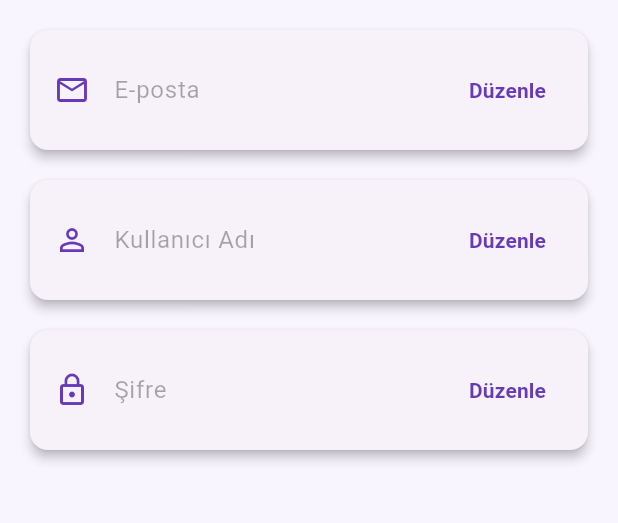
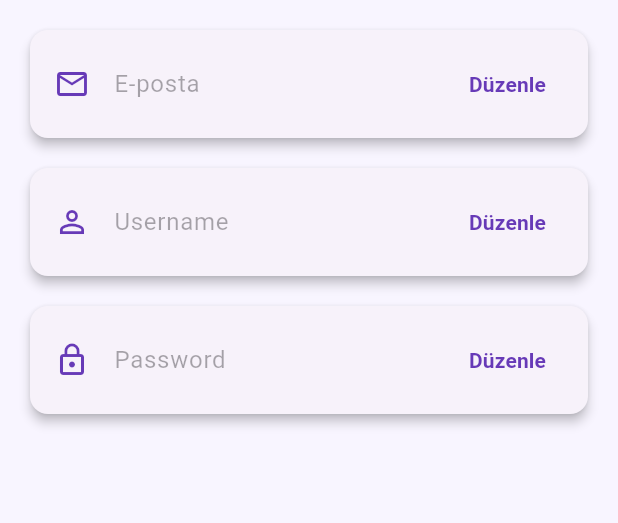
Before and after one commit to aguCompbbky/VerifiedMarket, a Flutter app: the ProfileSettingsPageWidget screen opened directly, on a phone screen of 412 x 824 dp, the part 84-607 px from its top. Run offline on Flutter 3.47's test engine with Material 3 defaults, Android fonts, the phone set to English and light mode, and no system bars; our stand-ins replace firebase_core, shared_preferences; accounts and stored records are empty; network calls fail.

Commit message:
profile_settings_page ve connection sayfaları kullanıcı bilgilerini gösterme ve değiştirme

```diff
--- a/lib/profile_settings_page.dart
+++ b/lib/profile_settings_page.dart
@@ -3,7 +3,8 @@ import '../utils/services/connection.dart';
 
 class ProfileSettingsPageWidget extends StatefulWidget {
   @override
-  State<ProfileSettingsPageWidget> createState() => _ProfileSettingsPageWidgetState();
+  State<ProfileSettingsPageWidget> createState() =>
+      _ProfileSettingsPageWidgetState();
 }
 
 class _ProfileSettingsPageWidgetState extends State<ProfileSettingsPageWidget> {
@@ -29,7 +30,10 @@ class _ProfileSettingsPageWidgetState extends State<ProfileSettingsPageWidget> {
       setState(() {
         emailC.text = user['email'];
         usernameC.text = user['username'];
-        passwordC.text = ""; // güvenlik için boş başlatılır
+        passwordC.text = "";
+        // Global değişkenleri de güncelle
+        Connection.loggedInEmail = emailC.text;
+        Connection.loggedInUsername = usernameC.text;
       });
     } catch (e) {
       print("Kullanıcı bilgisi yüklenemedi: $e");
@@ -52,26 +56,40 @@ class _ProfileSettingsPageWidgetState extends State<ProfileSettingsPageWidget> {
         return;
     }
 
-    final success = await Connection.updateUserField(loggedInEmail, field, value);
+    final success = await Connection.updateUserField(
+      loggedInEmail,
+      field,
+      value,
+    );
     if (success) {
-      ScaffoldMessenger.of(context).showSnackBar(
-        SnackBar(content: Text('$field başarıyla güncellendi.')),
-      );
+      ScaffoldMessenger.of(
+        context,
+      ).showSnackBar(SnackBar(content: Text('$field başarıyla güncellendi.')));
       setState(() {
-        if (field == "email") isEditingEmail = false;
-        if (field == "username") isEditingUsername = false;
+        if (field == "email") {
+          isEditingEmail = false;
+          loggedInEmail = emailC.text; // LOKAL değişken güncelleniyor
+          Connection.loggedInEmail =
+              emailC.text; // GLOBAL değişkeni de GÜNCELLE!
+        }
+        if (field == "username") {
+          isEditingUsername = false;
+          Connection.loggedInUsername = usernameC.text;
+        }
+
         if (field == "password") isEditingPassword = false;
       });
     } else {
-      ScaffoldMessenger.of(context).showSnackBar(
-        SnackBar(content: Text('$field güncellenemedi.')),
-      );
+      ScaffoldMessenger.of(
+        context,
+      ).showSnackBar(SnackBar(content: Text('$field güncellenemedi.')));
     }
   }
 
   Widget _buildEditableField({
     required String label,
     required TextEditingController controller,
+    required String hintText,
     required bool isEditing,
     required VoidCallback onEdit,
     required VoidCallback onSave,
@@ -83,15 +101,16 @@ class _ProfileSettingsPageWidgetState extends State<ProfileSettingsPageWidget> {
           child: TextField(
             controller: controller,
             obscureText: obscureText,
-            decoration: InputDecoration(labelText: label),
             enabled: isEditing,
+            decoration: InputDecoration(border: InputBorder.none),
           ),
         ),
+
         SizedBox(width: 8),
         ElevatedButton(
           onPressed: isEditing ? onSave : onEdit,
           child: Text(isEditing ? "Değiştir" : "Düzenle"),
-        )
+        ),
       ],
     );
   }
@@ -114,8 +133,9 @@ Widget build(BuildContext context) {
           children: [
             _buildProfileTile(
               icon: Icons.email_outlined,
-            label: "E-posta",
+              label: loggedInEmail,
               controller: emailC,
+              hintText: "E-posta",
               isEditing: isEditingEmail,
               onEdit: () => setState(() => isEditingEmail = true),
               onSave: () => _updateField("email"),
@@ -123,17 +143,20 @@ Widget build(BuildContext context) {
             SizedBox(height: 12),
             _buildProfileTile(
               icon: Icons.person_outline,
-            label: "Kullanıcı Adı",
+              label: usernameC.text,
               controller: usernameC,
+              hintText: "Username",
               isEditing: isEditingUsername,
               onEdit: () => setState(() => isEditingUsername = true),
               onSave: () => _updateField("username"),
+              obscureText: false,
             ),
             SizedBox(height: 12),
             _buildProfileTile(
               icon: Icons.lock_outline,
               label: "Şifre",
               controller: passwordC,
+              hintText: 'Password',
               isEditing: isEditingPassword,
               onEdit: () => setState(() => isEditingPassword = true),
               onSave: () => _updateField("password"),
@@ -145,10 +168,10 @@ Widget build(BuildContext context) {
     );
   }
 
-
   Widget _buildProfileTile({
     required IconData icon,
     required String label,
+    required String hintText,
     required TextEditingController controller,
     required bool isEditing,
     required VoidCallback onEdit,
@@ -170,7 +193,7 @@ Widget _buildProfileTile({
                 obscureText: obscureText,
                 enabled: isEditing,
                 decoration: InputDecoration(
-                labelText: label,
+                  hintText: hintText,
                   border: InputBorder.none,
                 ),
               ),
@@ -190,7 +213,4 @@ Widget _buildProfileTile({
       ),
     );
   }
-
-
-
 }
--- a/lib/utils/services/connection.dart
+++ b/lib/utils/services/connection.dart
@@ -4,20 +4,24 @@ import 'package:http/http.dart' as http;
 import 'package:shared_preferences/shared_preferences.dart';
 
 class Connection {
-  static const String baseUrl ="http://agumobile.site" ;           //"http://10.0.2.2/api"; // XAMPP için
+  static const String baseUrl =
+      "http://agumobile.site"; //"http://10.0.2.2/api"; // XAMPP için
 
   static String loggedInEmail = "";
+  static String loggedInUsername = ""; // Global olarak erişilebilir hale getir
 
-
-
-  static Future<String> register(String email, String password, String username) async {
+  static Future<String> register(
+    String email,
+    String password,
+    String username,
+  ) async {
     final response = await http.post(
       Uri.parse("$baseUrl/register.php"),
       headers: {'Content-Type': 'application/json'},
       body: jsonEncode({
         "email": email,
         "password": password,
-        "username":username,
+        "username": username,
       }),
     );
     print("YANIT: ${response.body}");
@@ -37,10 +41,6 @@ class Connection {
     return data['message'];
   }
 
-
-
-
-
   static Future<Map<String, dynamic>> getUser() async {
     final response = await http.post(
       Uri.parse("$baseUrl/get_user.php"),
@@ -49,18 +49,23 @@ class Connection {
     );
 
     final data = jsonDecode(response.body);
-    return data; // email, username, password gibi alanlar olacak
+
+    if (data['success'] == true && data['user'] != null) {
+      return data['user']; // 👈 sadece user objesini döndür
+    } else {
+      throw Exception(data['message'] ?? "Kullanıcı bilgisi alınamadı.");
+    }
   }
 
-static Future<bool> updateUserField(String email, String field, String value) async {
+  static Future<bool> updateUserField(
+    String email,
+    String field,
+    String value,
+  ) async {
     final response = await http.post(
       Uri.parse("$baseUrl/update_user.php"),
       headers: {'Content-Type': 'application/json'},
-    body: jsonEncode({
-      "email": email,
-      "field": field,
-      "value": value,
-    }),
+      body: jsonEncode({"email": email, "field": field, "value": value}),
     );
 
     final data = jsonDecode(response.body);
@@ -84,7 +89,4 @@ static Future<List<Product>> getPurchaseHistory() async {
     final List<dynamic> items = data['history'];
     return items.map((e) => Product.fromJson(e)).toList();
   }
-
-
-
 }
```
Lines whose indentation alone changed are shown as unchanged.
